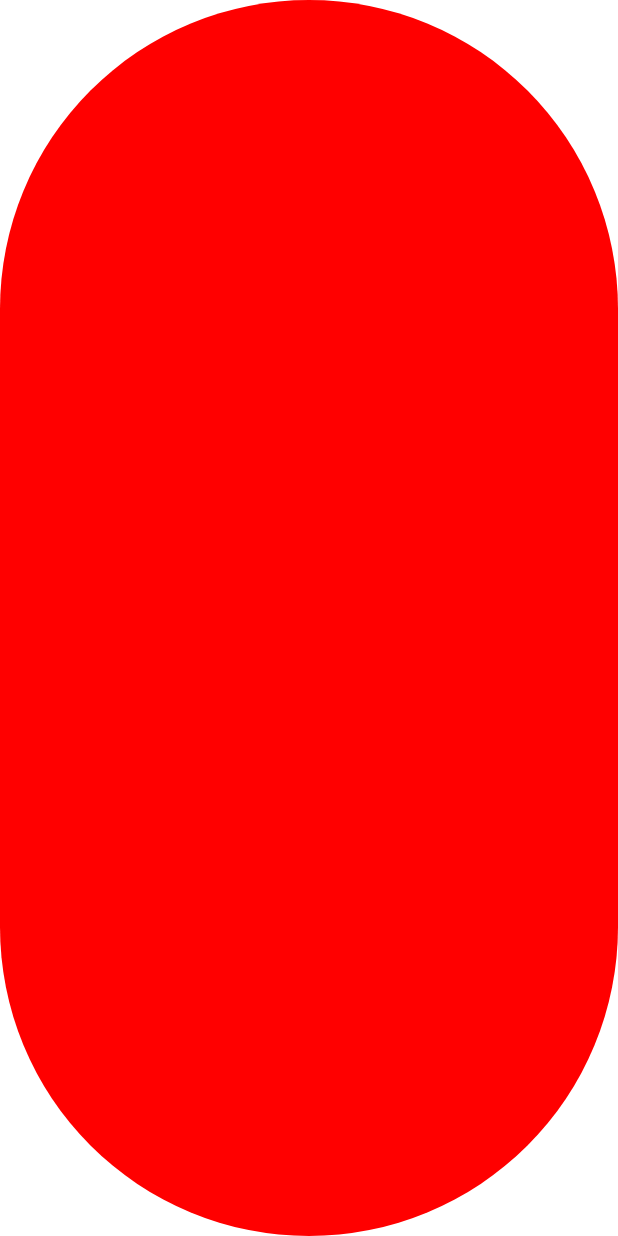
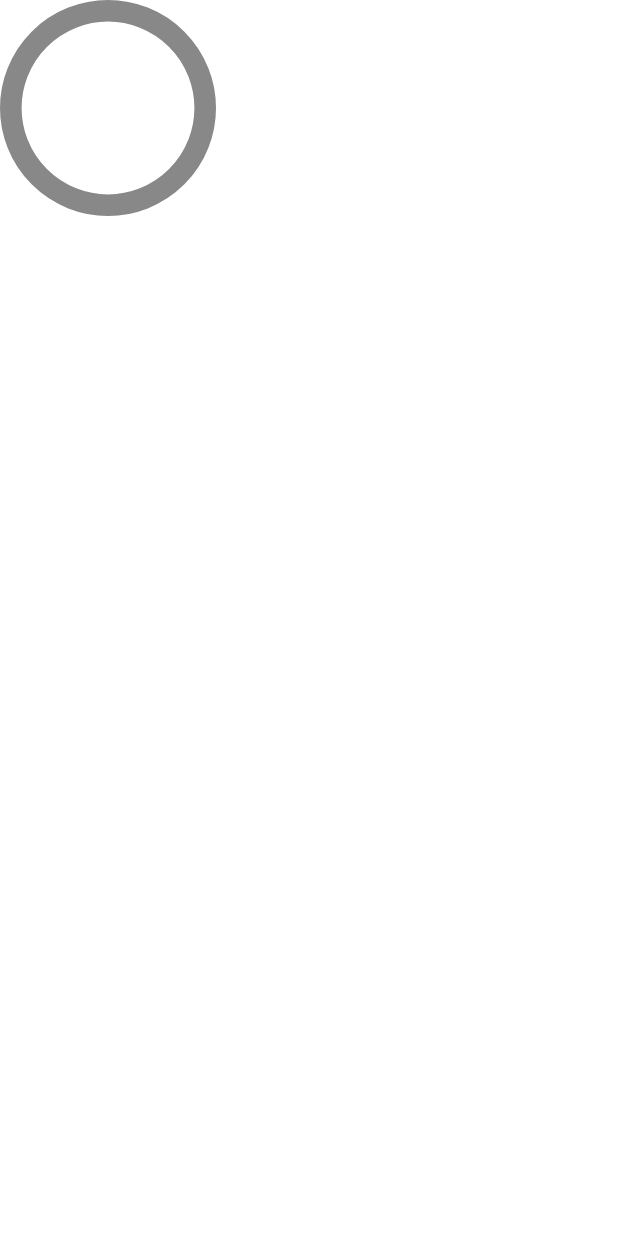
Before and after one commit to nguyenduclong05112001/LearnEnglish, an Android app built with Jetpack Compose: the composable ItemLesson shown on its own in the app's theme, on a phone screen of 412 x 824 dp. Run offline under Robolectric (Android 15) with nearby library versions, the light colour scheme and no system bars.

Commit message:
circle draw

```diff
--- /dev/null
+++ b/app/src/main/java/com/longhrk/app/ui/Utils.kt
@@ -0,0 +1,13 @@
+package com.longhrk.app.ui
+
+import androidx.compose.runtime.Composable
+import androidx.compose.ui.res.dimensionResource
+import androidx.compose.ui.unit.Dp
+
+object Utils {
+
+    @Composable
+    fun dimensOf(values: Int): Dp {
+        return dimensionResource(id = values)
+    }
+}
--- /dev/null
+++ b/app/src/main/java/com/longhrk/app/ui/extensions/DrawScopeExtension.kt
@@ -0,0 +1,62 @@
+package com.longhrk.app.ui.extensions
+
+import androidx.compose.ui.geometry.Offset
+import androidx.compose.ui.geometry.Size
+import androidx.compose.ui.graphics.Brush
+import androidx.compose.ui.graphics.Color
+import androidx.compose.ui.graphics.drawscope.DrawScope
+import androidx.compose.ui.graphics.drawscope.Stroke
+import androidx.compose.ui.graphics.drawscope.rotate
+
+fun DrawScope.drawDeterminateCircularIndicator(
+    startAngle: Float,
+    sweep: Float,
+    color: Color,
+    stroke: Stroke
+) = drawCircularIndicator(startAngle, sweep, color, stroke)
+
+fun DrawScope.drawCircularIndicator(
+    startAngle: Float,
+    sweep: Float,
+    color: Color,
+    stroke: Stroke
+) {
+    val diameterOffset = stroke.width / 2
+    val arcDimen = size.width - 2 * diameterOffset
+    drawArc(
+        color = color,
+        startAngle = startAngle,
+        sweepAngle = sweep,
+        useCenter = false,
+        topLeft = Offset(diameterOffset, diameterOffset),
+        size = Size(arcDimen, arcDimen),
+        style = stroke
+    )
+}
+
+fun DrawScope.drawCircularIndicator(
+    startAngle: Float,
+    sweep: Float,
+    gradientStart: Color,
+    gradientEnd: Color,
+    stroke: Stroke
+) {
+    val diameterOffset = stroke.width / 2
+    val arcDimen = size.width - 2 * diameterOffset
+    rotate(degrees = -90f) {
+        drawArc(
+            brush = Brush.sweepGradient(
+                colorStops = listOf(
+                    0.0f to gradientStart,
+                    sweep / 360 to gradientEnd,
+                ).toTypedArray()
+            ),
+            startAngle = startAngle + 90,
+            sweepAngle = sweep,
+            useCenter = false,
+            topLeft = Offset(diameterOffset, diameterOffset),
+            size = Size(arcDimen, arcDimen),
+            style = stroke
+        )
+    }
+}
--- a/app/src/main/java/com/longhrk/app/ui/screen/HomeScreen.kt
+++ b/app/src/main/java/com/longhrk/app/ui/screen/HomeScreen.kt
@@ -1,26 +1,27 @@
 package com.longhrk.app.ui.screen
 
-import android.content.Context
 import androidx.compose.foundation.Canvas
 import androidx.compose.foundation.background
+import androidx.compose.foundation.clickable
 import androidx.compose.foundation.layout.*
-import androidx.compose.foundation.shape.RoundedCornerShape
+import androidx.compose.foundation.progressSemantics
 import androidx.compose.material.Text
 import androidx.compose.runtime.*
 import androidx.compose.ui.Alignment
 import androidx.compose.ui.Modifier
-import androidx.compose.ui.draw.clip
 import androidx.compose.ui.graphics.Color
+import androidx.compose.ui.graphics.StrokeCap
+import androidx.compose.ui.graphics.drawscope.Stroke
 import androidx.compose.ui.layout.onGloballyPositioned
 import androidx.compose.ui.platform.LocalContext
 import androidx.compose.ui.platform.LocalDensity
 import androidx.compose.ui.text.font.FontWeight
 import androidx.compose.ui.text.style.TextOverflow
-import androidx.compose.ui.tooling.preview.Preview
 import androidx.compose.ui.unit.Dp
 import androidx.compose.ui.unit.dp
-import com.longhrk.app.R
 import com.longhrk.app.ui.components.HeaderApp
+import com.longhrk.app.ui.extensions.drawCircularIndicator
+import com.longhrk.app.ui.extensions.drawDeterminateCircularIndicator
 import com.longhrk.app.ui.fakeDatas.FakeListData.fakeDataList
 import com.longhrk.app.ui.theme.FontStyle12
 import com.longhrk.app.ui.theme.FontStyle16
@@ -36,8 +37,6 @@ fun HomeScreen() {
     var widthScreen by remember {
         mutableStateOf(0.dp)
     }
-
-    val sizeItem = (widthScreen / 3)
 
     val listUnit = fakeDataList
 
@@ -55,25 +54,7 @@ fun HomeScreen() {
                 .background(element.copy(0.1f))
         )
 
-        ItemLesson(
-            modifier = Modifier.size(getPxToDp(R.dimen.px10, context)),
-        )
-
-//        LazyColumn(
-//            modifier = Modifier.weight(1f),
-//        ) {
-//            listUnit.forEach {
-//                gridItems(
-//                    count = it.lessonParts.size,
-//                    nColumns = 3,
-//                    horizontalArrangement = Arrangement.SpaceAround
-//                ) {
-//                    ItemLesson(
-//                        modifier = Modifier.size(context.resources.getDimension(R.dimen.px10).dp),
-//                    )
-//                }
-//            }
-//        }
+        ItemLesson(modifier = Modifier.size(100.dp))
     }
 }
 
@@ -110,31 +91,75 @@ fun UnitTitle(
     }
 }
 
-@Preview(showBackground = true)
-@Composable
-fun PreviewComposeItem() {
-    ItemLesson(modifier = Modifier.size(100.dp))
-}
-
 @Composable
 fun ItemLesson(
     modifier: Modifier,
 //    lesson: Lesson,
 ) {
+    val localDensity = LocalDensity.current
+
+    var widthComponent by remember {
+        mutableStateOf(0.dp)
+    }
+
+    var progress: Float by remember { mutableStateOf(0f) }
+
+    val strokeWidth = (widthComponent * .1f)
+
     Box(
         modifier = modifier
             .fillMaxSize()
-            .clip(shape = RoundedCornerShape(50))
-            .background(Color.Red)
+            .onGloballyPositioned {
+                widthComponent = with(localDensity) { it.size.width.toDp() }
+            }
+            .clickable {
+                if (progress >= 1f) {
+                    progress = 0f
+                } else {
+                    progress += 0.1f
+                }
+            }
     ) {
-        Canvas(modifier = Modifier.fillMaxSize()) {
-//            drawCircle(
-//
-//            )
-        }
+        val indicatorSize = 144.dp
+        val trackWidth: Dp = (indicatorSize * .1f)
+        val commonModifier = Modifier.size(indicatorSize)
+
+        GradientProgressIndicator(
+            progress = progress,
+            modifier = commonModifier,
+            strokeWidth = trackWidth,
+            gradientStart = Color.Yellow,
+            gradientEnd = Color.Yellow,
+            trackColor = Color.Gray,
+        )
     }
 }
 
-fun getPxToDp(id: Int, context: Context): Dp {
-    return context.resources.getDimension(id).dp
+@Composable
+fun GradientProgressIndicator(
+    progress: Float,
+    modifier: Modifier = Modifier,
+    gradientStart: Color,
+    gradientEnd: Color,
+    trackColor: Color,
+    strokeWidth: Dp
+) {
+    val stroke = with(LocalDensity.current) {
+        Stroke(width = strokeWidth.toPx(), cap = StrokeCap.Butt)
+    }
+    Canvas(
+        modifier
+            .progressSemantics(progress)
+    ) {
+        val startAngle = 270f
+        val sweep = progress * 360f
+        drawDeterminateCircularIndicator(startAngle, 360f, trackColor, stroke)
+        drawCircularIndicator(
+            startAngle = startAngle,
+            sweep = sweep,
+            gradientStart = gradientStart,
+            gradientEnd = gradientEnd,
+            stroke = stroke
+        )
+    }
 }
```
